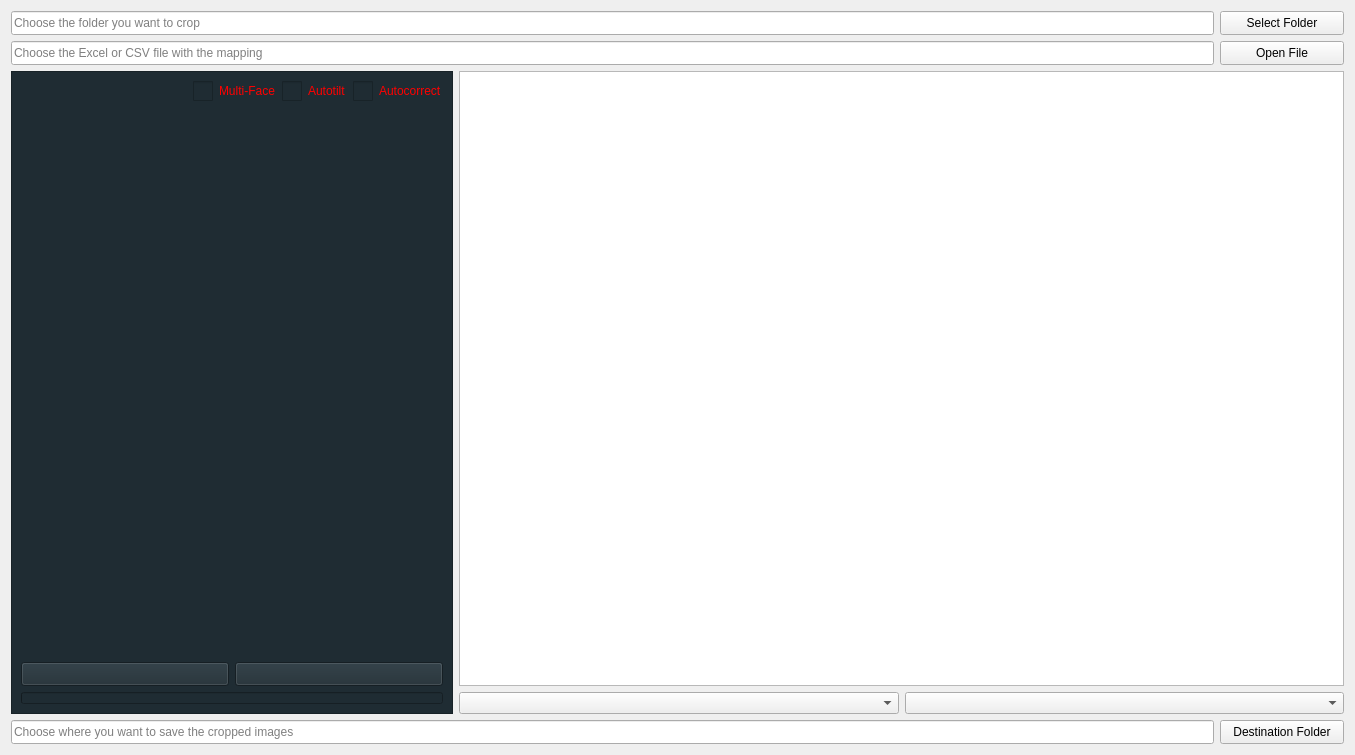
Qt form resources/forms/crop_map_widget.ui (gregorycarnegie/autocrop) before a commit.
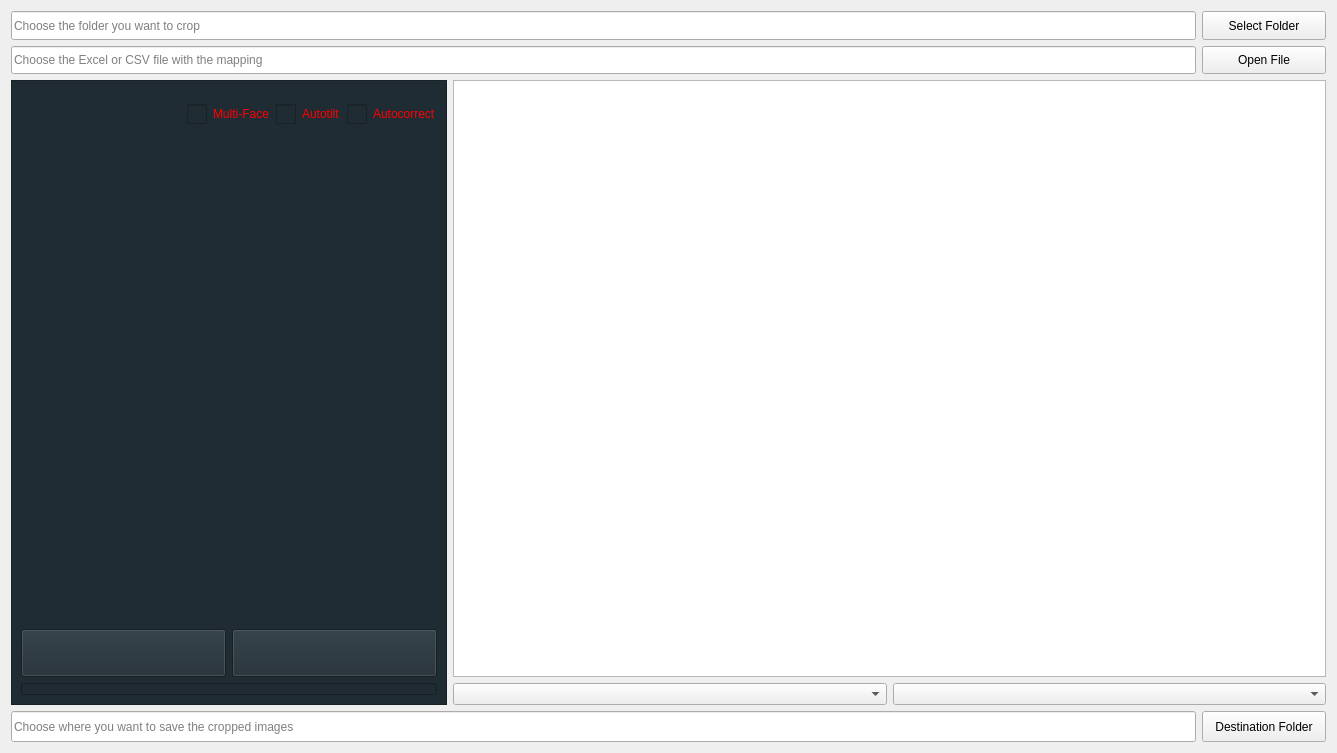
The same form after that commit. Icons and pictures are not drawn.

What changed in the file:
```diff
--- a/resources/forms/crop_map_widget.ui
+++ b/resources/forms/crop_map_widget.ui
@@ -6,18 +6,24 @@
    <rect>
     <x>0</x>
     <y>0</y>
-    <width>1355</width>
-    <height>755</height>
+    <width>1337</width>
+    <height>753</height>
    </rect>
   </property>
   <property name="windowTitle">
    <string>Form</string>
   </property>
-  <layout class="QVBoxLayout" name="verticalLayout_3">
+  <layout class="QVBoxLayout" name="verticalLayout_3" stretch="2,20,1">
    <item>
-    <layout class="QGridLayout" name="gridLayout">
+    <layout class="QGridLayout" name="gridLayout" columnstretch="20,1" columnminimumwidth="20,1">
      <item row="0" column="0">
       <widget class="QLineEdit" name="folderLineEdit">
+       <property name="sizePolicy">
+        <sizepolicy hsizetype="Expanding" vsizetype="Expanding">
+         <horstretch>0</horstretch>
+         <verstretch>0</verstretch>
+        </sizepolicy>
+       </property>
        <property name="minimumSize">
         <size>
          <width>0</width>
@@ -27,7 +33,7 @@
        <property name="maximumSize">
         <size>
          <width>16777215</width>
-         <height>24</height>
+         <height>16777215</height>
         </size>
        </property>
        <property name="inputMethodHints">
@@ -40,6 +46,12 @@
      </item>
      <item row="0" column="1">
       <widget class="QPushButton" name="folderButton">
+       <property name="sizePolicy">
+        <sizepolicy hsizetype="Expanding" vsizetype="Expanding">
+         <horstretch>0</horstretch>
+         <verstretch>0</verstretch>
+        </sizepolicy>
+       </property>
        <property name="minimumSize">
         <size>
          <width>124</width>
@@ -49,7 +61,7 @@
        <property name="maximumSize">
         <size>
          <width>16777215</width>
-         <height>24</height>
+         <height>16777215</height>
         </size>
        </property>
        <property name="text">
@@ -63,6 +75,12 @@
      </item>
      <item row="1" column="0">
       <widget class="QLineEdit" name="tableLineEdit">
+       <property name="sizePolicy">
+        <sizepolicy hsizetype="Expanding" vsizetype="Expanding">
+         <horstretch>0</horstretch>
+         <verstretch>0</verstretch>
+        </sizepolicy>
+       </property>
        <property name="minimumSize">
         <size>
          <width>0</width>
@@ -72,7 +90,7 @@
        <property name="maximumSize">
         <size>
          <width>16777215</width>
-         <height>24</height>
+         <height>16777215</height>
         </size>
        </property>
        <property name="inputMethodHints">
@@ -85,6 +103,12 @@
      </item>
      <item row="1" column="1">
       <widget class="QPushButton" name="tableButton">
+       <property name="sizePolicy">
+        <sizepolicy hsizetype="Expanding" vsizetype="Expanding">
+         <horstretch>0</horstretch>
+         <verstretch>0</verstretch>
+        </sizepolicy>
+       </property>
        <property name="minimumSize">
         <size>
          <width>124</width>
@@ -94,7 +118,7 @@
        <property name="maximumSize">
         <size>
          <width>16777215</width>
-         <height>24</height>
+         <height>16777215</height>
         </size>
        </property>
        <property name="text">
@@ -112,6 +136,12 @@
     <layout class="QHBoxLayout" name="horizontalLayout_1" stretch="1,2">
      <item>
       <widget class="QFrame" name="frame">
+       <property name="sizePolicy">
+        <sizepolicy hsizetype="Expanding" vsizetype="Expanding">
+         <horstretch>0</horstretch>
+         <verstretch>0</verstretch>
+        </sizepolicy>
+       </property>
        <property name="styleSheet">
         <string notr="true">background: #1f2c33</string>
        </property>
@@ -123,7 +153,7 @@
        </property>
        <layout class="QVBoxLayout" name="verticalLayout" stretch="1,10,1,1">
         <item>
-         <layout class="QHBoxLayout" name="horizontalLayout_3">
+         <layout class="QHBoxLayout" name="horizontalLayout_3" stretch="1,0,0,0">
           <item>
            <spacer name="horizontalSpacer">
             <property name="orientation">
@@ -139,6 +169,12 @@
           </item>
           <item>
            <widget class="QCheckBox" name="mfaceCheckBox">
+            <property name="sizePolicy">
+             <sizepolicy hsizetype="Expanding" vsizetype="Expanding">
+              <horstretch>0</horstretch>
+              <verstretch>0</verstretch>
+             </sizepolicy>
+            </property>
             <property name="styleSheet">
              <string notr="true">QCheckBox:unchecked{color: red}
 QCheckBox:checked{color: white}
@@ -166,6 +202,12 @@
           </item>
           <item>
            <widget class="QCheckBox" name="tiltCheckBox">
+            <property name="sizePolicy">
+             <sizepolicy hsizetype="Expanding" vsizetype="Expanding">
+              <horstretch>0</horstretch>
+              <verstretch>0</verstretch>
+             </sizepolicy>
+            </property>
             <property name="styleSheet">
              <string notr="true">QCheckBox:unchecked{color: red}
 QCheckBox:checked{color: white}
@@ -193,6 +235,12 @@
           </item>
           <item>
            <widget class="QCheckBox" name="exposureCheckBox">
+            <property name="sizePolicy">
+             <sizepolicy hsizetype="Expanding" vsizetype="Expanding">
+              <horstretch>0</horstretch>
+              <verstretch>0</verstretch>
+             </sizepolicy>
+            </property>
             <property name="styleSheet">
              <string notr="true">QCheckBox:unchecked{color: red}
 QCheckBox:checked{color: white}
@@ -222,6 +270,18 @@
         </item>
         <item>
          <widget class="QWidget" name="imageWidget" native="true">
+          <property name="sizePolicy">
+           <sizepolicy hsizetype="Expanding" vsizetype="Expanding">
+            <horstretch>0</horstretch>
+            <verstretch>0</verstretch>
+           </sizepolicy>
+          </property>
+          <property name="minimumSize">
+           <size>
+            <width>200</width>
+            <height>200</height>
+           </size>
+          </property>
           <property name="styleSheet">
            <string notr="true"/>
           </property>
@@ -231,6 +291,12 @@
          <layout class="QHBoxLayout" name="horizontalLayout_2">
           <item>
            <widget class="QPushButton" name="cropButton">
+            <property name="sizePolicy">
+             <sizepolicy hsizetype="Expanding" vsizetype="Expanding">
+              <horstretch>0</horstretch>
+              <verstretch>0</verstretch>
+             </sizepolicy>
+            </property>
             <property name="minimumSize">
              <size>
               <width>0</width>
@@ -240,7 +306,7 @@
             <property name="maximumSize">
              <size>
               <width>16777215</width>
-              <height>24</height>
+              <height>16777215</height>
              </size>
             </property>
             <property name="text">
@@ -254,6 +320,12 @@
           </item>
           <item>
            <widget class="QPushButton" name="cancelButton">
+            <property name="sizePolicy">
+             <sizepolicy hsizetype="Expanding" vsizetype="Expanding">
+              <horstretch>0</horstretch>
+              <verstretch>0</verstretch>
+             </sizepolicy>
+            </property>
             <property name="minimumSize">
              <size>
               <width>0</width>
@@ -263,7 +335,7 @@
             <property name="maximumSize">
              <size>
               <width>16777215</width>
-              <height>24</height>
+              <height>16777215</height>
              </size>
             </property>
             <property name="text">
@@ -303,7 +375,7 @@
       </widget>
      </item>
      <item>
-      <layout class="QVBoxLayout" name="verticalLayout_2">
+      <layout class="QVBoxLayout" name="verticalLayout_2" stretch="1,0">
        <item>
         <widget class="QTableView" name="tableView"/>
        </item>
@@ -311,6 +383,12 @@
         <layout class="QHBoxLayout" name="horizontalLayout_4">
          <item>
           <widget class="QComboBox" name="comboBox_1">
+           <property name="sizePolicy">
+            <sizepolicy hsizetype="Expanding" vsizetype="Expanding">
+             <horstretch>0</horstretch>
+             <verstretch>0</verstretch>
+            </sizepolicy>
+           </property>
            <property name="minimumSize">
             <size>
              <width>0</width>
@@ -320,7 +398,7 @@
            <property name="maximumSize">
             <size>
              <width>16777215</width>
-             <height>22</height>
+             <height>16777215</height>
             </size>
            </property>
            <property name="placeholderText">
@@ -330,6 +408,12 @@
          </item>
          <item>
           <widget class="QComboBox" name="comboBox_2">
+           <property name="sizePolicy">
+            <sizepolicy hsizetype="Expanding" vsizetype="Expanding">
+             <horstretch>0</horstretch>
+             <verstretch>0</verstretch>
+            </sizepolicy>
+           </property>
            <property name="minimumSize">
             <size>
              <width>0</width>
@@ -339,7 +423,7 @@
            <property name="maximumSize">
             <size>
              <width>16777215</width>
-             <height>22</height>
+             <height>16777215</height>
             </size>
            </property>
            <property name="placeholderText">
@@ -354,9 +438,15 @@
     </layout>
    </item>
    <item>
-    <layout class="QHBoxLayout" name="horizontalLayout_5">
+    <layout class="QHBoxLayout" name="horizontalLayout_5" stretch="20,1">
      <item>
       <widget class="QLineEdit" name="destinationLineEdit">
+       <property name="sizePolicy">
+        <sizepolicy hsizetype="Expanding" vsizetype="Expanding">
+         <horstretch>0</horstretch>
+         <verstretch>0</verstretch>
+        </sizepolicy>
+       </property>
        <property name="minimumSize">
         <size>
          <width>0</width>
@@ -366,7 +456,7 @@
        <property name="maximumSize">
         <size>
          <width>16777215</width>
-         <height>24</height>
+         <height>16777215</height>
         </size>
        </property>
        <property name="inputMethodHints">
@@ -379,6 +469,12 @@
      </item>
      <item>
       <widget class="QPushButton" name="destinationButton">
+       <property name="sizePolicy">
+        <sizepolicy hsizetype="Expanding" vsizetype="Expanding">
+         <horstretch>0</horstretch>
+         <verstretch>0</verstretch>
+        </sizepolicy>
+       </property>
        <property name="minimumSize">
         <size>
          <width>124</width>
@@ -388,7 +484,7 @@
        <property name="maximumSize">
         <size>
          <width>16777215</width>
-         <height>24</height>
+         <height>16777215</height>
         </size>
        </property>
        <property name="text">
```
